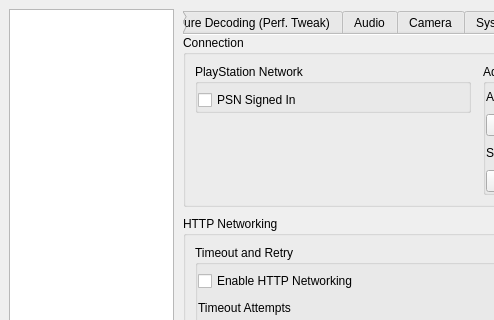
Qt form vita3k/gui-qt/src/settings_dialog.ui (zipkindev/Vita3K) before a commit; both pictures show x 0 to 494 and y 0 to 320 of the 780 by 912 pixel window.
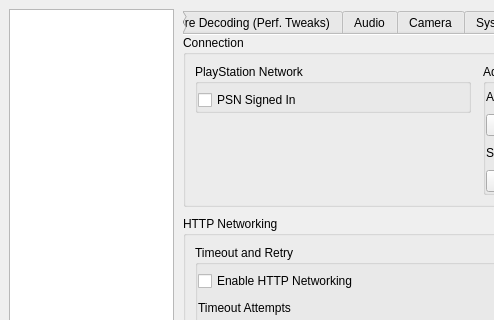
The same form after that commit.

Commit message: Use plural Perf. Tweaks in texture decoding section label

Patch:
```diff
--- a/vita3k/gui-qt/src/settings_dialog.ui
+++ b/vita3k/gui-qt/src/settings_dialog.ui
@@ -1104,7 +1104,7 @@
        </widget>
        <widget class="QWidget" name="performance_tab">
         <attribute name="title">
-         <string>Texture Decoding (Perf. Tweak)</string>
+         <string>Texture Decoding (Perf. Tweaks)</string>
         </attribute>
         <layout class="QVBoxLayout" name="performance_tab_layout">
          <item>
```
The commit also changes 5 other files.
